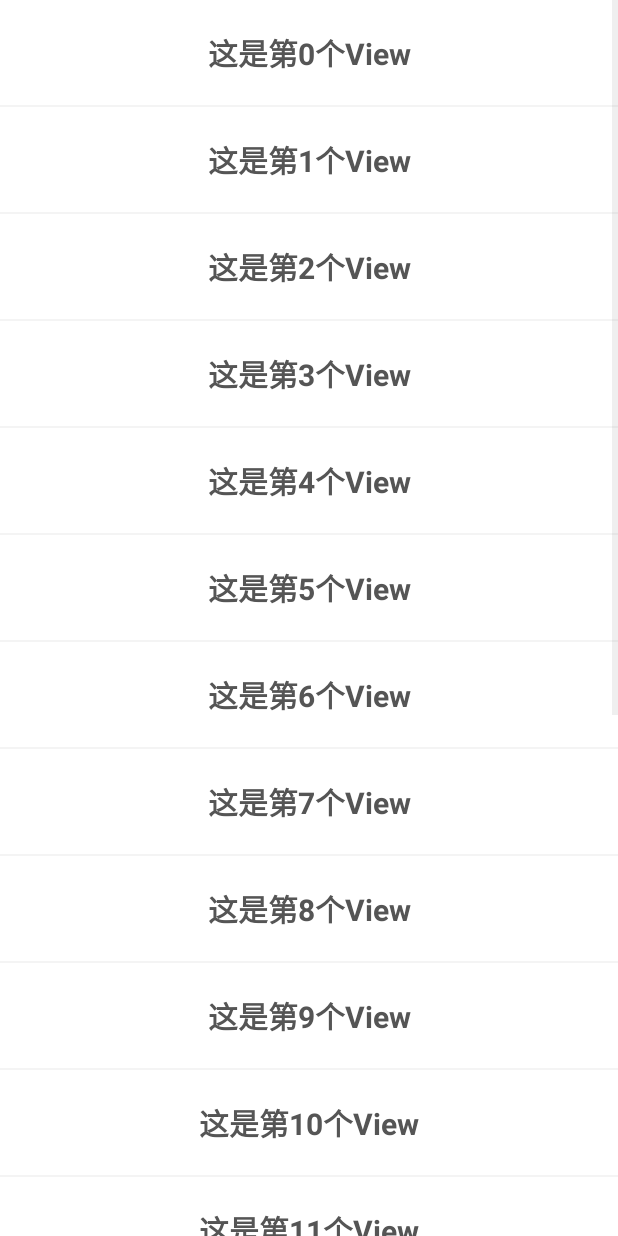
After one commit to LoveWFan/BlogDemo, an Android app: the ListViewActivity screen opened directly, with no data from a screen before it, on a phone screen of 412 x 824 dp. The commit adds this screen. Run offline under Robolectric (Android 15) with nearby library versions, the phone set to English and light mode, and no system bars; our stand-ins replace ButterKnife.

Commit message:
android listview简单使用

```diff
--- a/app/build.gradle
+++ b/app/build.gradle
@@ -39,6 +39,6 @@ dependencies {
 
     testImplementation 'junit:junit:4.12'
 
-    debugImplementation 'com.squareup.leakcanary:leakcanary-android:1.5.4'
-    releaseImplementation 'com.squareup.leakcanary:leakcanary-android-no-op:1.5.4'
+//    debugImplementation 'com.squareup.leakcanary:leakcanary-android:1.5.4'
+//    releaseImplementation 'com.squareup.leakcanary:leakcanary-android-no-op:1.5.4'
 }
--- a/app/src/main/AndroidManifest.xml
+++ b/app/src/main/AndroidManifest.xml
@@ -37,9 +37,10 @@
 
         <service
             android:name=".intentservice.MyIntentService"
-            android:exported="false"></service>
+            android:exported="false" />
 
-        <activity android:name=".fragment_tabLayout_viewpager.TabActivity"></activity>
+        <activity android:name=".fragment_tabLayout_viewpager.TabActivity" />
+        <activity android:name=".listview.ListViewActivity"></activity>
     </application>
 
 </manifest>
--- a/app/src/main/java/com/mafeibiao/testapplication/MainActivity.java
+++ b/app/src/main/java/com/mafeibiao/testapplication/MainActivity.java
@@ -38,6 +38,7 @@ public class MainActivity extends AppCompatActivity {
         dataList.add("Fragment初探");
         dataList.add("Fragment最佳实践");
         dataList.add("Fragment+ViewPager+TabLayout");
+        dataList.add("ListView");
         return dataList;
     }
 
--- a/app/src/main/java/com/mafeibiao/testapplication/MainAdapter.java
+++ b/app/src/main/java/com/mafeibiao/testapplication/MainAdapter.java
@@ -12,6 +12,7 @@ import com.mafeibiao.testapplication.fragment.BestFragmentActivity;
 import com.mafeibiao.testapplication.fragment.EasyFragmentActivity;
 import com.mafeibiao.testapplication.fragment_tabLayout_viewpager.TabActivity;
 import com.mafeibiao.testapplication.leakCanary.LeakNavActivity;
+import com.mafeibiao.testapplication.listview.ListViewActivity;
 import com.mafeibiao.testapplication.messaging.MessageActivity;
 
 import java.util.List;
@@ -69,6 +70,10 @@ public class MainAdapter extends RecyclerView.Adapter<MainAdapter.ViewHolder> {
                         mContext.startActivity(new Intent(mContext, TabActivity.class));
                         break;
                     }
+                    case 7: {
+                        mContext.startActivity(new Intent(mContext, ListViewActivity.class));
+                        break;
+                    }
                 }
             }
         });
--- a/app/src/main/java/com/mafeibiao/testapplication/TestApplication.java
+++ b/app/src/main/java/com/mafeibiao/testapplication/TestApplication.java
@@ -2,7 +2,7 @@ package com.mafeibiao.testapplication;
 
 import android.app.Application;
 
-import com.squareup.leakcanary.LeakCanary;
+//import com.squareup.leakcanary.LeakCanary;
 
 /**
  * Created by mafeibiao on 2017/12/8.
@@ -12,12 +12,12 @@ public class TestApplication extends Application {
     @Override
     public void onCreate() {
         super.onCreate();
-        if (LeakCanary.isInAnalyzerProcess(this)) {
-            // This process is dedicated to LeakCanary for heap analysis.
-            // You should not init your app in this process.
-            return;
-        }
-        LeakCanary.install(this);
+//        if (LeakCanary.isInAnalyzerProcess(this)) {
+//            // This process is dedicated to LeakCanary for heap analysis.
+//            // You should not init your app in this process.
+//            return;
+//        }
+//        LeakCanary.install(this);
         // Normal app init code...
     }
 }
--- /dev/null
+++ b/app/src/main/java/com/mafeibiao/testapplication/listview/ListViewActivity.java
@@ -0,0 +1,41 @@
+package com.mafeibiao.testapplication.listview;
+
+import android.os.Bundle;
+import android.support.v7.app.AppCompatActivity;
+import android.widget.ListView;
+
+import com.mafeibiao.testapplication.R;
+
+import java.util.ArrayList;
+import java.util.List;
+
+import butterknife.BindView;
+import butterknife.ButterKnife;
+
+public class ListViewActivity extends AppCompatActivity {
+    @BindView(R.id.list_view)
+    ListView mListView;
+
+    private List<String> mArrayList= new ArrayList();
+    @Override
+    protected void onCreate(Bundle savedInstanceState) {
+        super.onCreate(savedInstanceState);
+        setContentView(R.layout.activity_list_view);
+        ButterKnife.bind(this);
+        //初始化数据
+        init();
+
+        //创建Adapater
+        ListViewAdapter adapter = new ListViewAdapter(this,mArrayList);
+
+        //设置Adapter
+
+        mListView.setAdapter(adapter);
+    }
+
+    private void init() {
+        for (int i=0;i<20;i++){
+            mArrayList.add("这是第"+i+"个View");
+        }
+    }
+}
--- /dev/null
+++ b/app/src/main/java/com/mafeibiao/testapplication/listview/ListViewAdapter.java
@@ -0,0 +1,72 @@
+package com.mafeibiao.testapplication.listview;
+
+import android.content.Context;
+import android.util.Log;
+import android.view.LayoutInflater;
+import android.view.View;
+import android.view.ViewGroup;
+import android.widget.BaseAdapter;
+import android.widget.TextView;
+
+import com.mafeibiao.testapplication.R;
+
+import java.util.List;
+
+/**
+ * Created by mafeibiao on 2018/2/6.
+ */
+
+public class ListViewAdapter extends BaseAdapter {
+    private static final String TAG = ListViewAdapter.class.getSimpleName();
+
+    private List<String> mList;
+    private LayoutInflater inflater;
+    private ViewHolder viewHolder;
+
+    public ListViewAdapter(Context context, List<String> list) {
+        mList = list;
+        this.inflater  = LayoutInflater.from(context);
+    }
+
+    @Override
+    public int getCount() {
+        return mList == null ? 0 : mList.size();
+    }
+
+    @Override
+    public Object getItem(int position) {
+        return mList == null ? null : mList.get(position);
+    }
+
+    @Override
+    public long getItemId(int position) {
+        return position;
+    }
+
+    @Override
+    public View getView(int position, View convertView, ViewGroup parent) {
+
+        if (convertView == null){
+            viewHolder = new ViewHolder();
+            convertView = inflater.inflate(R.layout.list_view_item_simple, null);
+            viewHolder.mTextView=(TextView) convertView.findViewById(R.id.text_view);
+            convertView.setTag(viewHolder);
+
+            Log.d(TAG,"convertView == null");
+        }else {
+            Log.d(TAG,"convertView != null");
+            viewHolder = (ViewHolder) convertView.getTag();
+        }
+
+        viewHolder.mTextView.setText(mList.get(position));
+        return convertView;
+    }
+
+    /**
+     * Created by mafeibiao on 2018/2/6.
+     */
+
+    static class ViewHolder {
+        private TextView mTextView;
+    }
+}
--- /dev/null
+++ b/app/src/main/res/layout/activity_list_view.xml
@@ -0,0 +1,20 @@
+<?xml version="1.0" encoding="utf-8"?>
+<LinearLayout
+    xmlns:android="http://schemas.android.com/apk/res/android"
+    android:layout_width="match_parent"
+    android:layout_height="match_parent"
+    android:orientation="vertical"
+    >
+
+    <ListView
+        android:id="@+id/list_view"
+        android:layout_width="match_parent"
+        android:layout_height="match_parent"
+        android:cacheColorHint="#00000000"
+        android:divider="#f4f4f4"
+        android:dividerHeight="1dp"
+        >
+    </ListView>
+
+
+</LinearLayout>
--- /dev/null
+++ b/app/src/main/res/layout/list_view_item_simple.xml
@@ -0,0 +1,20 @@
+<?xml version="1.0" encoding="utf-8"?>
+<LinearLayout xmlns:android="http://schemas.android.com/apk/res/android"
+    android:layout_width="match_parent"
+    android:layout_height="wrap_content"
+    android:orientation="horizontal"
+    >
+    <TextView
+        android:id="@+id/text_view"
+        android:layout_width="match_parent"
+        android:layout_height="wrap_content"
+        android:textSize="20sp"
+        android:textColor="#555555"
+        android:textStyle="bold"
+        android:text="text"
+        android:gravity="center"
+        android:layout_marginTop="20dp"
+        android:layout_marginBottom="20dp"
+        />
+
+</LinearLayout>
```
